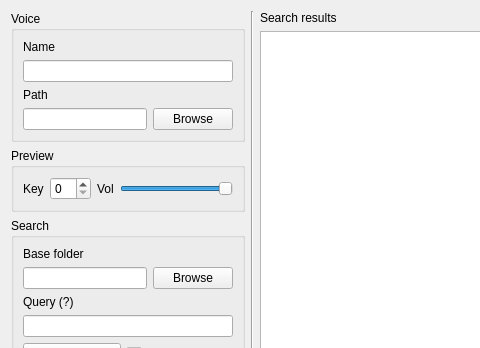
Old version of the form src/editor/NewWoiceDialog.ui in the repository yuxshao/ptcollab; both pictures show x 0 to 480 and y 0 to 348 of the 738 by 596 pixel window.
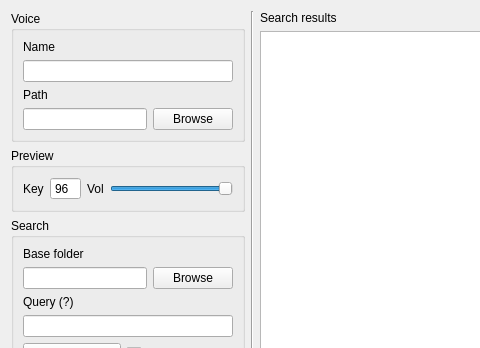
New version of the form.

Commit message: spinbox for tempo and beats

Patch:
```diff
--- a/src/editor/NewWoiceDialog.ui
+++ b/src/editor/NewWoiceDialog.ui
@@ -72,7 +72,20 @@
            </widget>
           </item>
           <item>
-           <widget class="QSpinBox" name="previewKeySpin"/>
+           <widget class="QSpinBox" name="previewKeySpin">
+            <property name="buttonSymbols">
+             <enum>QAbstractSpinBox::NoButtons</enum>
+            </property>
+            <property name="minimum">
+             <number>40</number>
+            </property>
+            <property name="maximum">
+             <number>150</number>
+            </property>
+            <property name="value">
+             <number>96</number>
+            </property>
+           </widget>
           </item>
           <item>
            <widget class="QLabel" name="label_6">
```
The commit also changes 3 other files.
